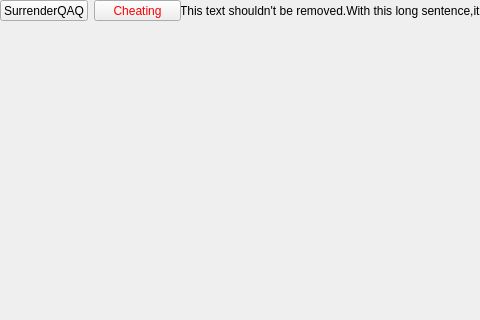
First picture: the form in NoGo-Task1-2.0/mainwindow.ui, repository SakuraMarble/Team9_Final, before the edit; both pictures show x 0 to 480 and y 0 to 320 of the 800 by 600 pixel window.
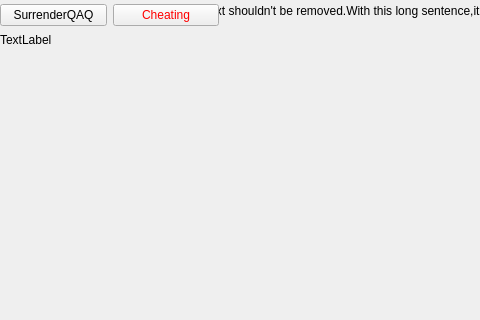
Second picture: the form after the edit.

```diff
--- a/NoGo-Task1-2.0/mainwindow.ui
+++ b/NoGo-Task1-2.0/mainwindow.ui
@@ -65,13 +65,13 @@
      <string>This text shouldn't be removed.With this long sentence,it's ok!</string>
     </property>
    </widget>
-   <widget class="QWidget" name="">
+   <widget class="QWidget" name="layoutWidget">
     <property name="geometry">
      <rect>
       <x>0</x>
       <y>0</y>
-      <width>181</width>
-      <height>21</height>
+      <width>219</width>
+      <height>31</height>
      </rect>
     </property>
     <layout class="QHBoxLayout" name="horizontalLayout">
@@ -94,6 +94,19 @@
      </item>
     </layout>
    </widget>
+   <widget class="QLabel" name="label_possible">
+    <property name="geometry">
+     <rect>
+      <x>0</x>
+      <y>30</y>
+      <width>281</width>
+      <height>20</height>
+     </rect>
+    </property>
+    <property name="text">
+     <string>TextLabel</string>
+    </property>
+   </widget>
   </widget>
   <widget class="QMenuBar" name="menubar">
    <property name="geometry">
```
Left out of the diff: 2 changed lines with no effect on the pictures.
